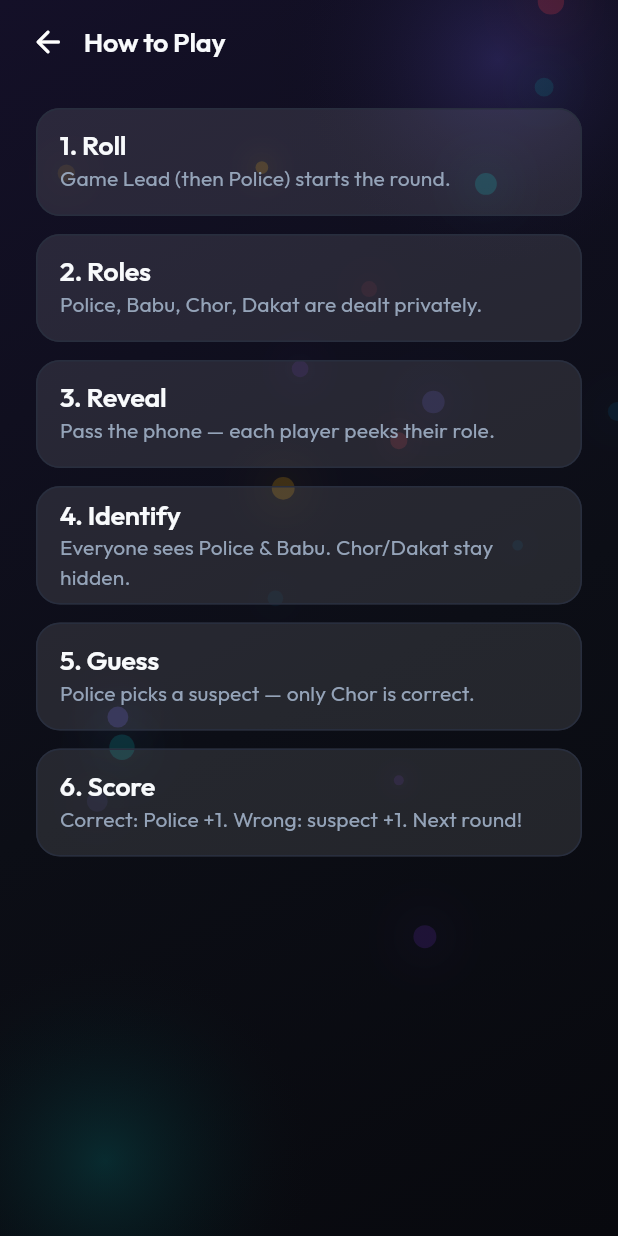
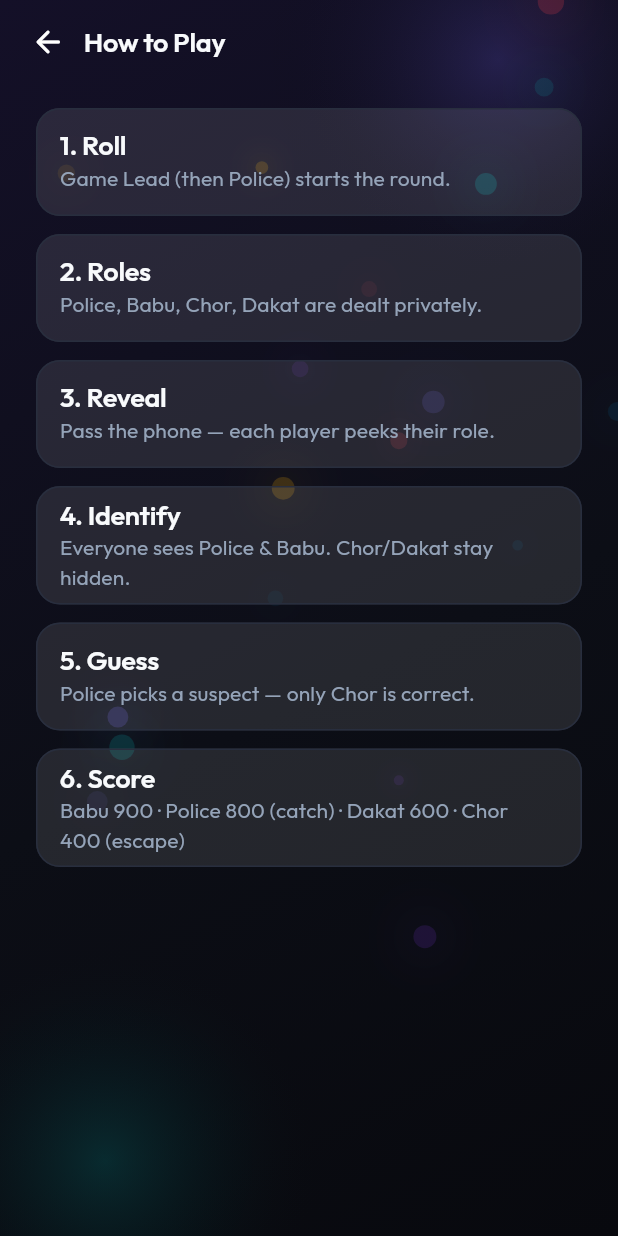
Before and after one commit to Rafi2046/dakat-babu, a Flutter app: the HowToPlayScreen screen opened by its route, on a phone screen of 412 x 824 dp. Run offline on Flutter 3.47's test engine with Material 3 defaults, Android fonts, the phone set to English and light mode, and no system bars; our stand-ins replace audioplayers, confetti, flutter_animate, flutter_riverpod, go_router, google_fonts and 5 more; missing offline and left inert: mobile_scanner; accounts and stored records are empty; network calls fail.

Commit message:
update work

```diff
--- a/lib/presentation/screens/how_to_play/how_to_play_screen.dart
+++ b/lib/presentation/screens/how_to_play/how_to_play_screen.dart
@@ -14,7 +14,7 @@ class HowToPlayScreen extends StatelessWidget {
     ('3. Reveal', 'Pass the phone — each player peeks their role.'),
     ('4. Identify', 'Everyone sees Police & Babu. Chor/Dakat stay hidden.'),
     ('5. Guess', 'Police picks a suspect — only Chor is correct.'),
-    ('6. Score', 'Correct: Police +1. Wrong: suspect +1. Next round!'),
+    ('6. Score', 'Babu 900 · Police 800 (catch) · Dakat 600 · Chor 400 (escape)'),
   ];
 
   @override
--- a/lib/presentation/screens/pass_and_play/pass_and_play_game_screen.dart
+++ b/lib/presentation/screens/pass_and_play/pass_and_play_game_screen.dart
@@ -300,8 +300,8 @@ class PassAndPlayGameScreen extends ConsumerWidget {
                     ? 'Police found the Chor!'
                     : 'তুমি ভুলজনকে ধরেছো!',
                 scoreLabel: correct
-                    ? 'Police +1'
-                    : '${state.accusedPlayer?.name ?? 'Suspect'} +1',
+                    ? 'Police +800 · Babu +900 · Dakat +600'
+                    : 'Chor +400 · Babu +900 · Dakat +600',
                 characterAsset: correct
                     ? AppImages.policeStanding
                     : AppImages.chorStanding,
--- a/lib/presentation/screens/robot/classic_single_player_screen.dart
+++ b/lib/presentation/screens/robot/classic_single_player_screen.dart
@@ -450,7 +450,7 @@ class _LiveScoreboard extends StatelessWidget {
                   const SizedBox(width: 8),
                   Expanded(
                     child: Text(
-                      'Police +1 · Wrong → suspect +1',
+                      'Babu 900 · Police 800 · Dakat 600 · Chor 400',
                       textAlign: TextAlign.right,
                       maxLines: 1,
                       overflow: TextOverflow.ellipsis,
```
